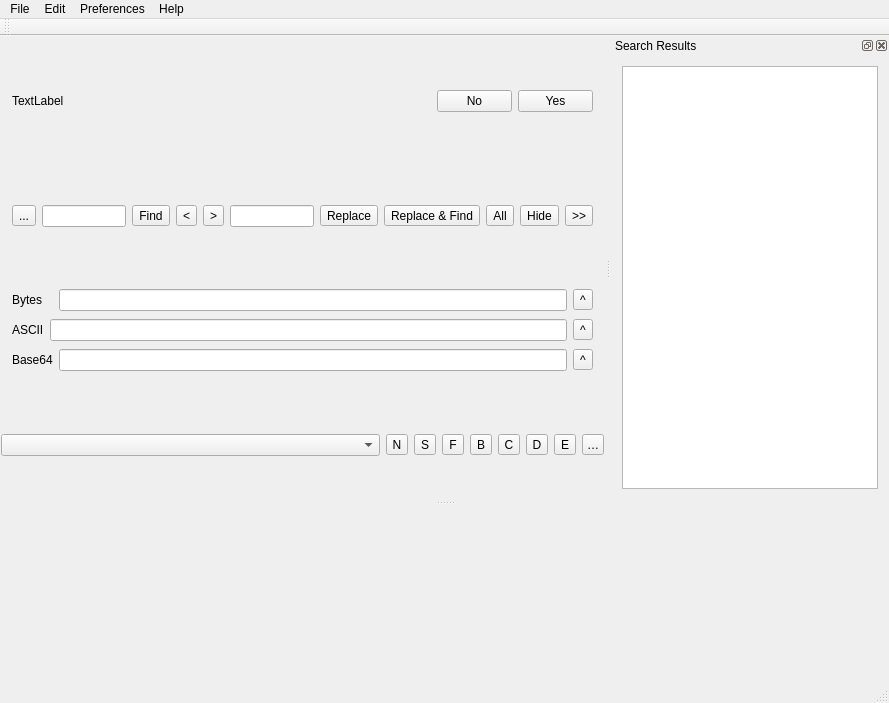
Before: the Qt Designer form mainwindow.ui in ic005k/Xplist, drawn with Qt 5.
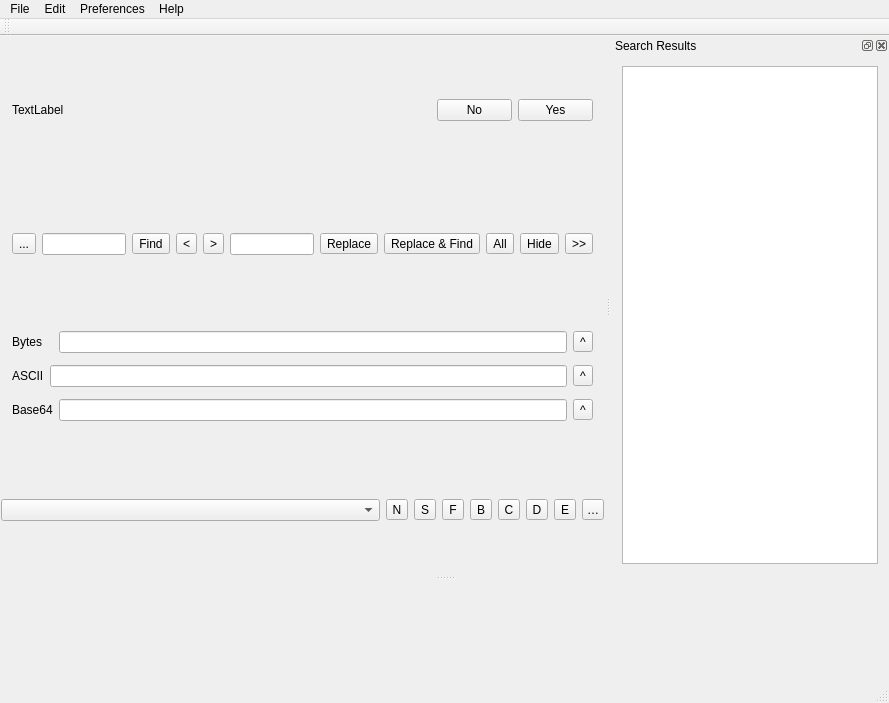
After: the same form once the commit is applied. Icons and pictures are not drawn.

The edit to the form file:
```diff
--- a/mainwindow.ui
+++ b/mainwindow.ui
@@ -514,7 +514,7 @@
    <property name="minimumSize">
     <size>
      <width>133</width>
-     <height>175</height>
+     <height>100</height>
     </size>
    </property>
    <property name="features">
```
Left out of the diff: 6 changed lines with no effect on the pictures.
